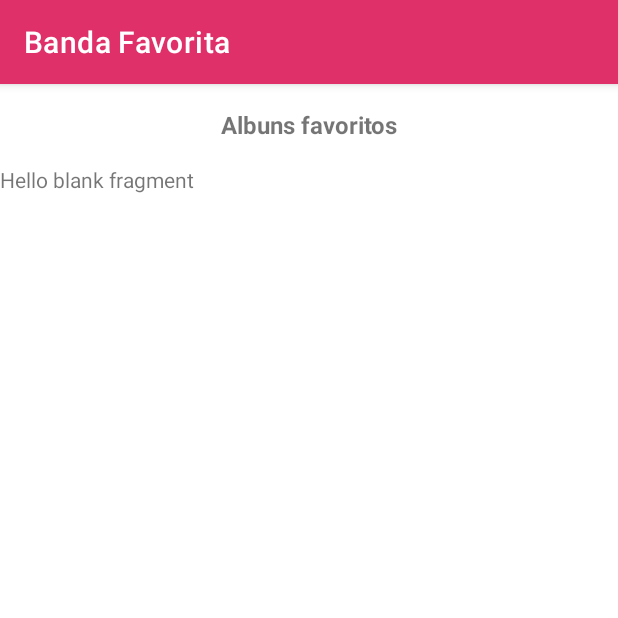
After one commit to ProgramaCatalisa/AndroidCore, an Android app: the DetalheAlbumFragment screen opened through its navigation route, on a phone screen of 412 x 824 dp, the top half of it. The commit adds this screen. Run offline under Robolectric (Android 15) with nearby library versions, the phone set to English and light mode, and no system bars.

Commit message:
Projeto aula de revisão implemetação navigation, layouts, e criação da classe adpater

```diff
--- a/MinhaBandaFavorita/app/build.gradle
+++ b/MinhaBandaFavorita/app/build.gradle
@@ -41,6 +41,12 @@ dependencies {
     implementation 'androidx.appcompat:appcompat:1.4.2'
     implementation 'com.google.android.material:material:1.6.1'
     implementation 'androidx.constraintlayout:constraintlayout:2.1.4'
+
+    //NAVIGATION
+    implementation("androidx.navigation:navigation-fragment-ktx:2.4.2")
+    implementation("androidx.navigation:navigation-ui-ktx:2.4.2")
+    implementation 'androidx.legacy:legacy-support-v4:1.0.0'
+
     testImplementation 'junit:junit:4.13.2'
     androidTestImplementation 'androidx.test.ext:junit:1.1.3'
     androidTestImplementation 'androidx.test.espresso:espresso-core:3.4.0'
--- /dev/null
+++ b/MinhaBandaFavorita/app/src/main/java/br/com/zup/minhabandafavorita/album/AlbumFragment.kt
@@ -0,0 +1,32 @@
+package br.com.zup.minhabandafavorita.album
+
+import android.os.Bundle
+import androidx.fragment.app.Fragment
+import android.view.LayoutInflater
+import android.view.View
+import android.view.ViewGroup
+import br.com.zup.minhabandafavorita.R
+import br.com.zup.minhabandafavorita.model.Album
+
+
+class AlbumFragment : Fragment() {
+    override fun onCreateView(
+        inflater: LayoutInflater, container: ViewGroup?,
+        savedInstanceState: Bundle?
+    ): View? {
+        return inflater.inflate(R.layout.fragment_album, container, false)
+    }
+
+    private fun criarListaAlbum() {
+        val listaAlbum = mutableListOf<Album>()
+
+        listaAlbum.add(Album(R.drawable.album1, "Album 1"))
+
+        val album2 = Album(R.drawable.album2, "Album 2")
+        listaAlbum.add(album2)
+
+        listaAlbum.add(Album(R.drawable.album3, "Album 3"))
+
+        listaAlbum.add(Album(R.drawable.album6, "Album 4"))
+    }
+}
--- /dev/null
+++ b/MinhaBandaFavorita/app/src/main/java/br/com/zup/minhabandafavorita/detalhe/DetalheAlbumFragment.kt
@@ -0,0 +1,17 @@
+package br.com.zup.minhabandafavorita.detalhe
+
+import android.os.Bundle
+import androidx.fragment.app.Fragment
+import android.view.LayoutInflater
+import android.view.View
+import android.view.ViewGroup
+import br.com.zup.minhabandafavorita.R
+
+class DetalheAlbumFragment : Fragment() {
+    override fun onCreateView(
+        inflater: LayoutInflater, container: ViewGroup?,
+        savedInstanceState: Bundle?
+    ): View? {
+        return inflater.inflate(R.layout.fragment_detalhe_album, container, false)
+    }
+}
--- a/MinhaBandaFavorita/app/src/main/res/layout/activity_home.xml
+++ b/MinhaBandaFavorita/app/src/main/res/layout/activity_home.xml
@@ -7,17 +7,31 @@
     tools:context=".home.HomeActivity">
 
     <TextView
+        android:id="@+id/textView"
         android:layout_width="0dp"
         android:layout_height="wrap_content"
+        android:layout_margin="@dimen/margin_16"
         android:layout_marginTop="@dimen/margin_16"
+        android:gravity="center_horizontal"
         android:text="@string/home_album_favorito"
         android:textAlignment="center"
         android:textSize="@dimen/font_size_16"
-        android:layout_margin="@dimen/margin_16"
         android:textStyle="bold"
         app:layout_constraintEnd_toEndOf="parent"
         app:layout_constraintStart_toStartOf="parent"
-        app:layout_constraintTop_toTopOf="parent"
-        android:gravity="center_horizontal" />
+        app:layout_constraintTop_toTopOf="parent" />
+
+    <androidx.fragment.app.FragmentContainerView
+        android:id="@+id/nav_host_fragment"
+        android:name="androidx.navigation.fragment.NavHostFragment"
+        android:layout_width="match_parent"
+        android:layout_height="0dp"
+        android:layout_marginTop="@dimen/margin_16"
+        app:defaultNavHost="true"
+        app:layout_constraintBottom_toBottomOf="parent"
+        app:layout_constraintEnd_toEndOf="parent"
+        app:layout_constraintStart_toStartOf="parent"
+        app:layout_constraintTop_toBottomOf="@+id/textView"
+        app:navGraph="@navigation/nav_graph" />
 
 </androidx.constraintlayout.widget.ConstraintLayout>
--- /dev/null
+++ b/MinhaBandaFavorita/app/src/main/res/layout/fragment_detalhe_album.xml
@@ -0,0 +1,14 @@
+<?xml version="1.0" encoding="utf-8"?>
+<FrameLayout xmlns:android="http://schemas.android.com/apk/res/android"
+    xmlns:tools="http://schemas.android.com/tools"
+    android:layout_width="match_parent"
+    android:layout_height="match_parent"
+    tools:context=".detalhe.DetalheAlbumFragment">
+
+    <!-- TODO: Update blank fragment layout -->
+    <TextView
+        android:layout_width="match_parent"
+        android:layout_height="match_parent"
+        android:text="@string/hello_blank_fragment" />
+
+</FrameLayout>
--- /dev/null
+++ b/MinhaBandaFavorita/app/src/main/res/navigation/nav_graph.xml
@@ -0,0 +1,25 @@
+<?xml version="1.0" encoding="utf-8"?>
+<navigation xmlns:android="http://schemas.android.com/apk/res/android"
+    xmlns:app="http://schemas.android.com/apk/res-auto"
+    xmlns:tools="http://schemas.android.com/tools"
+    android:id="@+id/nav_graph"
+    app:startDestination="@id/albumFragment2">
+    <fragment
+        android:id="@+id/albumFragment2"
+        android:name="br.com.zup.minhabandafavorita.album.AlbumFragment"
+        android:label="fragment_album"
+        tools:layout="@layout/fragment_album" >
+        <action
+            android:id="@+id/action_albumFragment2_to_detalheAlbumFragment2"
+            app:destination="@id/detalheAlbumFragment2" />
+    </fragment>
+    <fragment
+        android:id="@+id/detalheAlbumFragment2"
+        android:name="br.com.zup.minhabandafavorita.detalhe.DetalheAlbumFragment"
+        android:label="fragment_detalhe_album"
+        tools:layout="@layout/fragment_detalhe_album" >
+        <action
+            android:id="@+id/action_detalheAlbumFragment2_to_albumFragment2"
+            app:destination="@id/albumFragment2" />
+    </fragment>
+</navigation>
--- a/MinhaBandaFavorita/app/src/main/res/values/dimens.xml
+++ b/MinhaBandaFavorita/app/src/main/res/values/dimens.xml
@@ -2,4 +2,6 @@
 <resources>
     <dimen name="font_size_16">16sp</dimen>
     <dimen name="margin_16">16dp</dimen>
+    <dimen name="size_100">100dp</dimen>
+    <dimen name="margin_8">8dp</dimen>
 </resources>
--- a/MinhaBandaFavorita/app/src/main/res/values/strings.xml
+++ b/MinhaBandaFavorita/app/src/main/res/values/strings.xml
@@ -1,4 +1,7 @@
 <resources>
     <string name="app_name">Banda Favorita</string>
     <string name="home_album_favorito">Albuns favoritos</string>
+    <!-- TODO: Remove or change this placeholder text -->
+    <string name="hello_blank_fragment">Hello blank fragment</string>
+    <string name="item_descricao_album">Foto do album do Skank</string>
 </resources>
```
Also changed, not shown: MinhaBandaFavorita/app/src/main/java/br/com/zup/minhabandafavorita/album/adapter/AlbumAdapter.kt (added, +32 -0 lines), MinhaBandaFavorita/app/src/main/res/layout/album_item.xml (added, +25 -0 lines), MinhaBandaFavorita/app/src/main/res/layout/fragment_album.xml (added, +18 -0 lines), MinhaBandaFavorita/app/src/main/res/drawable/album1.jpeg (added), MinhaBandaFavorita/app/src/main/res/drawable/album2.jpeg (added), MinhaBandaFavorita/app/src/main/res/drawable/album3.jpeg (added), MinhaBandaFavorita/app/src/main/res/drawable/album6.jpeg (added).
